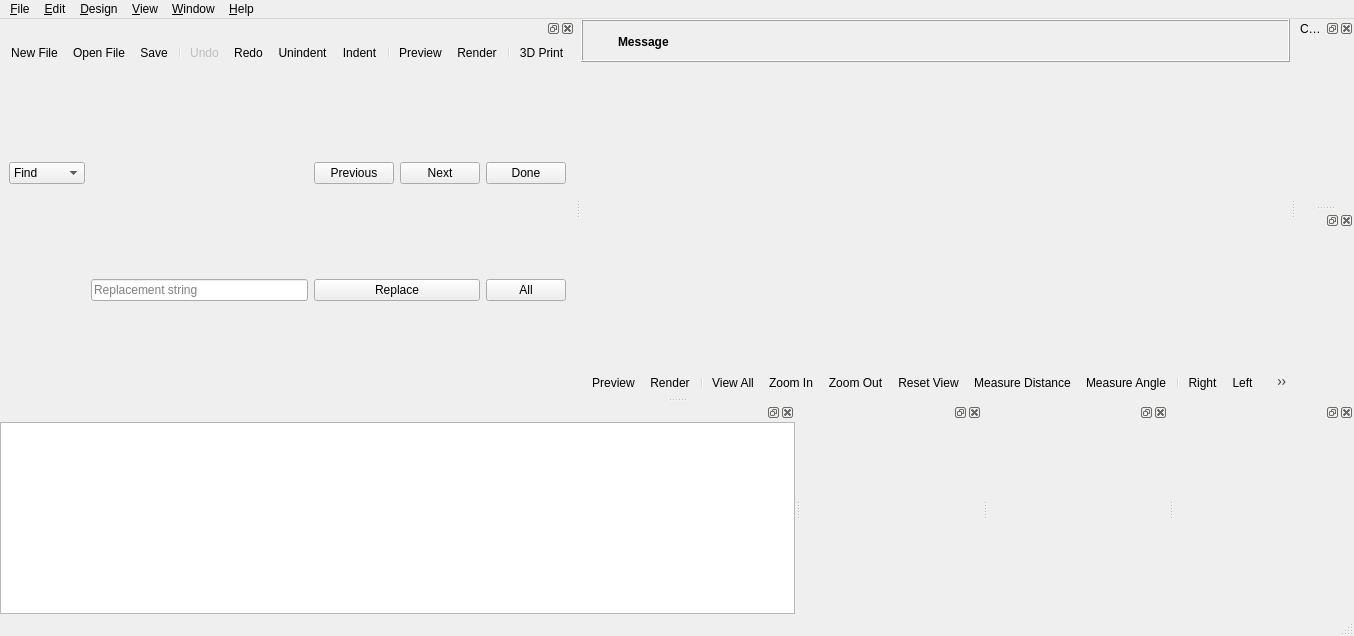
Before: the Qt Designer form src/gui/MainWindow.ui in openscad/openscad, drawn with Qt 5.
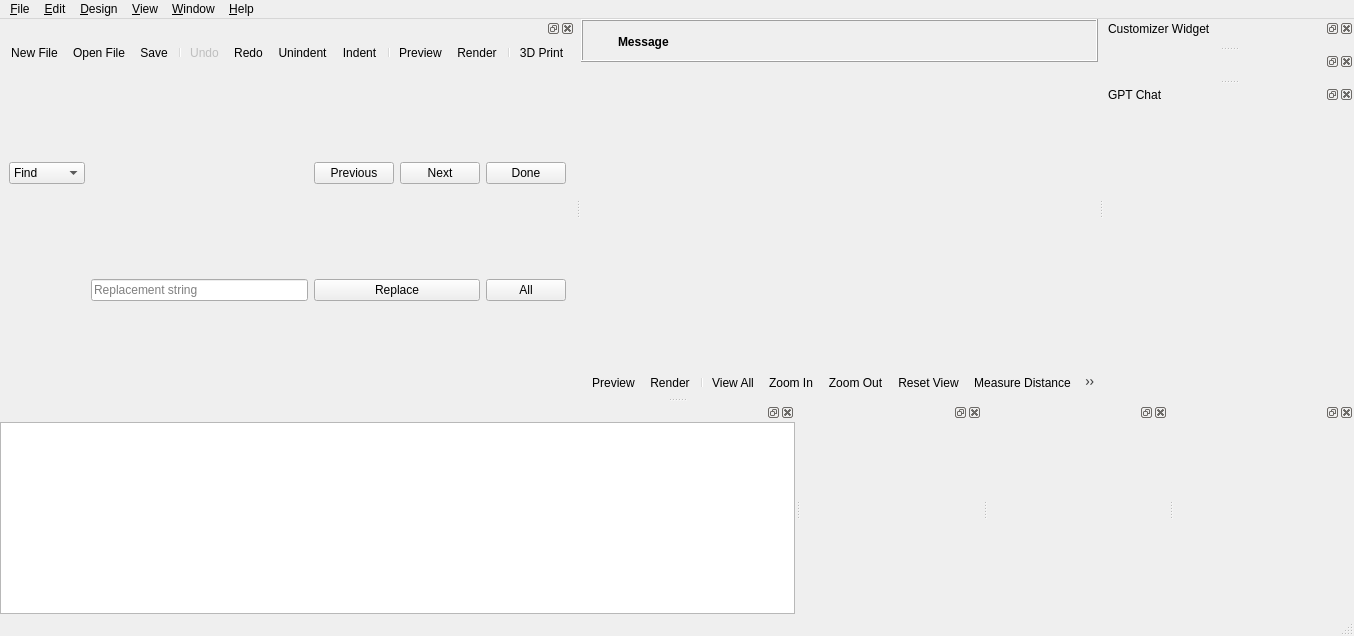
After: the same form once the commit is applied. Icons and pictures are not drawn. Custom widgets are drawn as their Qt base class.

```diff
--- a/src/gui/MainWindow.ui
+++ b/src/gui/MainWindow.ui
@@ -684,6 +684,43 @@
     </layout>
    </widget>
   </widget>
+  <widget class="Dock" name="chatDock">
+   <property name="windowTitle">
+    <string>GPT Chat</string>
+   </property>
+   <attribute name="dockWidgetArea">
+    <number>2</number>
+   </attribute>
+   <widget class="QWidget" name="chatDockContents">
+    <property name="focusPolicy">
+     <enum>Qt::StrongFocus</enum>
+    </property>
+    <layout class="QVBoxLayout" name="verticalLayout_Chat">
+     <property name="leftMargin">
+      <number>0</number>
+     </property>
+     <property name="topMargin">
+      <number>0</number>
+     </property>
+     <property name="rightMargin">
+      <number>0</number>
+     </property>
+     <property name="bottomMargin">
+      <number>0</number>
+     </property>
+     <item>
+      <widget class="QWidget" name="chatWidget" native="true">
+       <property name="minimumSize">
+        <size>
+         <width>250</width>
+         <height>200</height>
+        </size>
+       </property>
+      </widget>
+     </item>
+    </layout>
+   </widget>
+  </widget>
   <action name="fileActionNew">
    <property name="icon">
     <iconset theme="chokusen-new">
```
